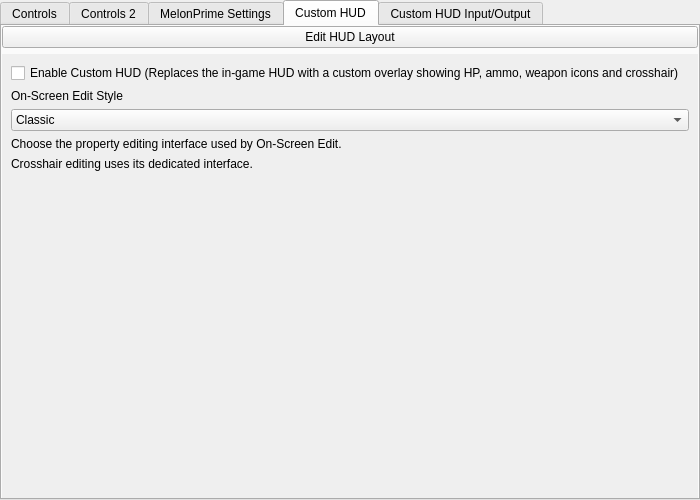
Above: src/frontend/qt_sdl/InputConfig/MelonPrimeInputConfig.ui from ag-advania/melonPrimeDS before the change. Below: the same form after it.
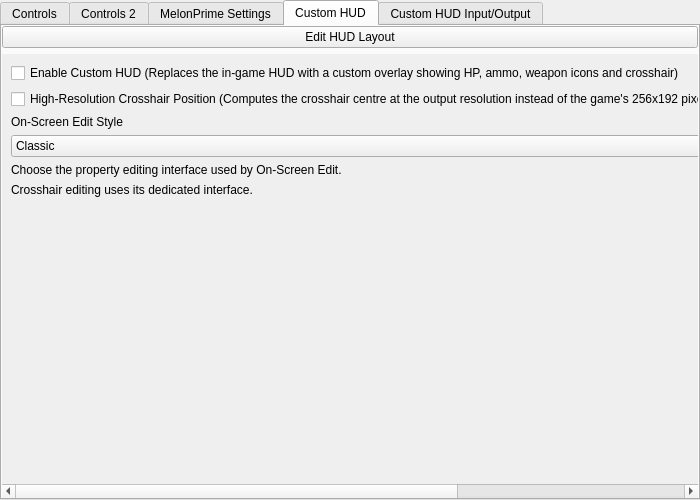
That is the form after the change. The open tabs and pages were chosen to show the change.

Commit message: feat(hud): make the high-resolution crosshair position optional

Diff of the .ui file:
```diff
--- a/src/frontend/qt_sdl/InputConfig/MelonPrimeInputConfig.ui
+++ b/src/frontend/qt_sdl/InputConfig/MelonPrimeInputConfig.ui
@@ -1184,6 +1184,11 @@
 								<widget class="QCheckBox" name="cbMetroidEnableCustomHud"><property name="text"><string>Enable Custom HUD (Replaces the in-game HUD with a custom overlay showing HP, ammo, weapon icons and crosshair)</string></property></widget>
 							</item>
 
+							<!-- High-resolution crosshair position -->
+							<item>
+								<widget class="QCheckBox" name="cbMetroidHudCrosshairHighRes"><property name="text"><string>High-Resolution Crosshair Position (Computes the crosshair centre at the output resolution instead of the game's 256x192 pixel grid, so it moves smoothly instead of stepping between pixels)</string></property></widget>
+							</item>
+
 							<item>
 								<widget class="QLabel" name="labelMetroidOnScreenEditStyle">
 									<property name="text"><string>On-Screen Edit Style</string></property>
```
The commit also changes 11 other files.
